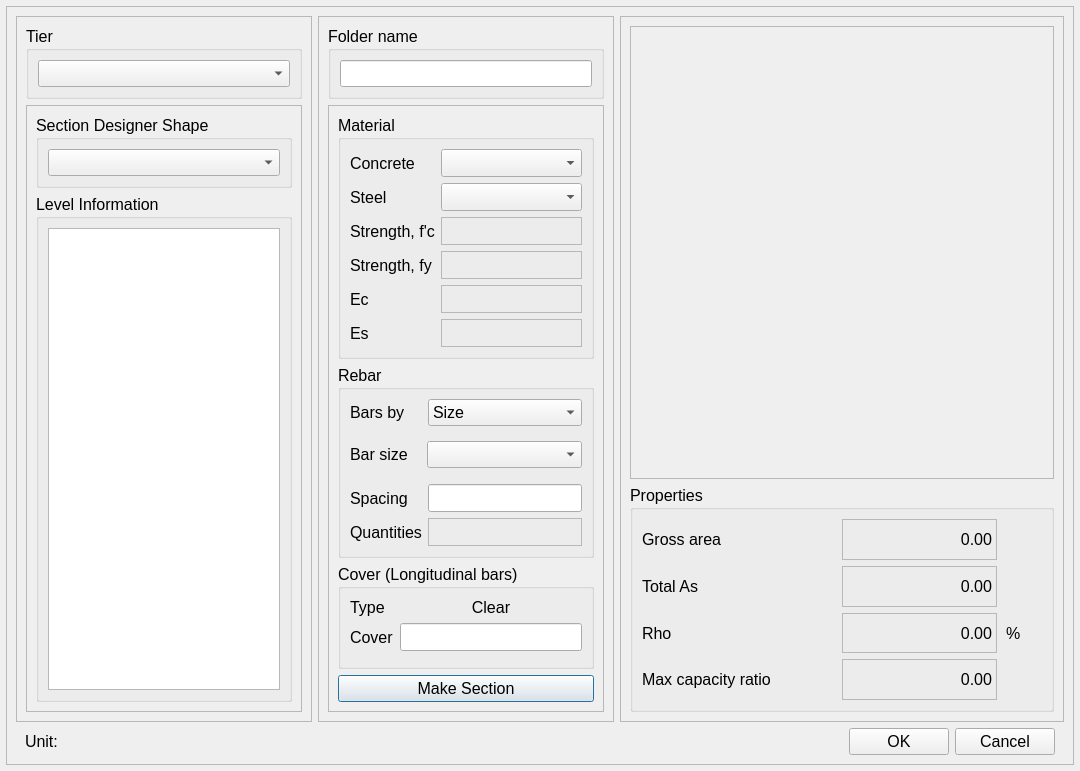
The window that src/sp_editor/widgets/load_calculation_case.ui (tudothanhpt/SP-editor) describes before a commit, drawn with Qt 5.
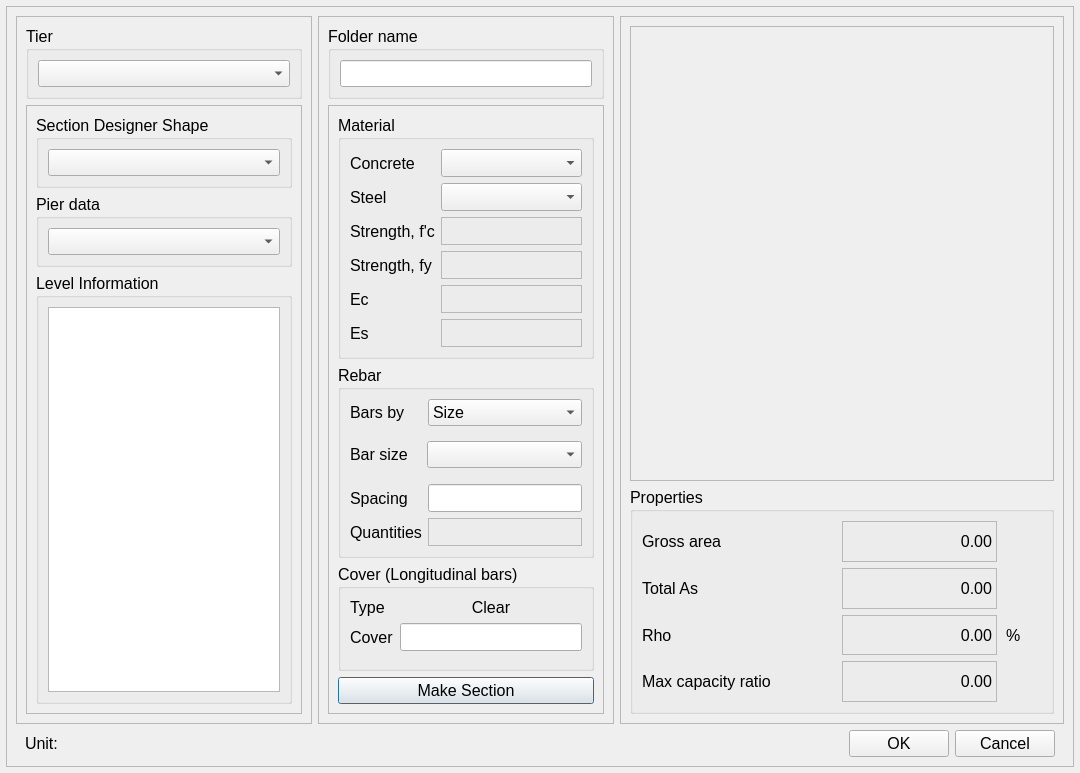
The same window after the commit.

Commit message: updated calculation_case_dialog.py for displaying correct data

The edit to the form file:
```diff
--- a/src/sp_editor/widgets/load_calculation_case.ui
+++ b/src/sp_editor/widgets/load_calculation_case.ui
@@ -7,7 +7,7 @@
     <x>0</x>
     <y>0</y>
     <width>1080</width>
-    <height>771</height>
+    <height>773</height>
    </rect>
   </property>
   <property name="font">
@@ -105,7 +105,7 @@
               <property name="frameShadow">
                <enum>QFrame::Shadow::Raised</enum>
               </property>
-              <layout class="QVBoxLayout" name="verticalLayout_4" stretch="0,95">
+              <layout class="QVBoxLayout" name="verticalLayout_4" stretch="0,0,95">
                <item>
                 <widget class="QGroupBox" name="groupBox_5">
                  <property name="title">
@@ -118,6 +118,18 @@
                  </layout>
                 </widget>
                </item>
+               <item>
+                <widget class="QGroupBox" name="groupBox_4">
+                 <property name="title">
+                  <string>Pier data</string>
+                 </property>
+                 <layout class="QGridLayout" name="gridLayout_9">
+                  <item row="0" column="0">
+                   <widget class="QComboBox" name="cb_pierdata"/>
+                  </item>
+                 </layout>
+                </widget>
+               </item>
                <item>
                 <widget class="QGroupBox" name="groupBox_3">
                  <property name="title">
```
Left out of the diff: 4 changed lines with no effect on the pictures. The commit also changes 4 other files.
